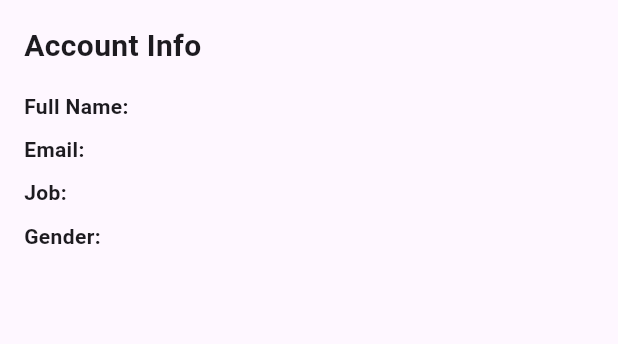
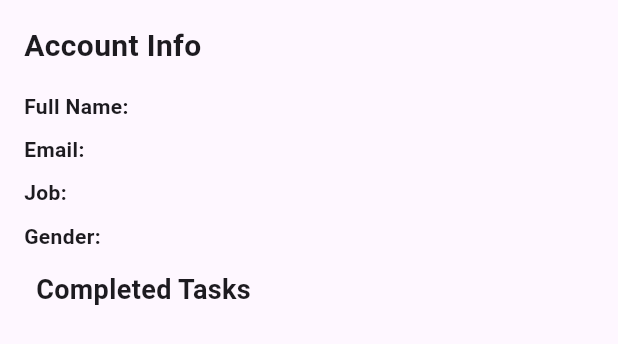
Before and after one commit to Adham167/taskly_iti_day7_lab, a Flutter app: the ProfileTap widget shown alone on an empty page, opened directly, on a phone screen of 412 x 824 dp. Shown: the top 344 px of the screen. Run offline on Flutter 3.47's test engine with Material 3 defaults, Android fonts, the light colour scheme and no system bars; our stand-ins replace shared_preferences; accounts and stored records are empty.

Commit message:
add completed tasks list to profile tap

```diff
--- /dev/null
+++ b/lib/models/completed_task.dart
@@ -0,0 +1,6 @@
+
+import 'package:multi_creen_flutter_app/models/task_model.dart';
+
+class CompletedTasksStore {
+  static final List<Task> completedTasks = [];
+}
--- a/lib/views/home_view.dart
+++ b/lib/views/home_view.dart
@@ -94,10 +94,10 @@ class _HomeViewState extends State<HomeView> {
                 crossAxisAlignment: CrossAxisAlignment.start,
                 children: [
                   Text(
-                    "${userFirstName} ${userlastName}",
+                    "$userFirstName $userlastName",
                     style: TextStyle(fontSize: 24),
                   ),
-                  Text("${userJopTitle}", style: TextStyle(fontSize: 24)),
+                  Text(userJopTitle, style: TextStyle(fontSize: 24)),
                 ],
               ),
             ),
--- a/lib/widgets/profile_tap.dart
+++ b/lib/widgets/profile_tap.dart
@@ -1,4 +1,5 @@
 import 'package:flutter/material.dart';
+import 'package:multi_creen_flutter_app/models/completed_task.dart';
 import 'package:shared_preferences/shared_preferences.dart';
 
 class ProfileTap extends StatefulWidget {
@@ -9,6 +10,8 @@ class ProfileTap extends StatefulWidget {
 }
 
 class _ProfileTapState extends State<ProfileTap> {
+  final completedTasks = CompletedTasksStore.completedTasks;
+
   String firstName = '';
   String lastName = '';
   String email = '';
@@ -50,13 +53,38 @@ class _ProfileTapState extends State<ProfileTap> {
                   children: [
                     const Text(
                       "Account Info",
-                      style: TextStyle(fontSize: 20, fontWeight: FontWeight.bold),
+                      style: TextStyle(
+                        fontSize: 20,
+                        fontWeight: FontWeight.bold,
+                      ),
                     ),
                     const SizedBox(height: 12),
                     _buildInfoRow("Full Name", "$firstName $lastName"),
                     _buildInfoRow("Email", email),
                     _buildInfoRow("Job", job),
                     _buildInfoRow("Gender", gender),
+                    const Padding(
+                      padding: EdgeInsets.all(8.0),
+                      child: Text(
+                        "Completed Tasks",
+                        style: TextStyle(
+                          fontSize: 18,
+                          fontWeight: FontWeight.bold,
+                        ),
+                      ),
+                    ),
+                    ListView.builder(
+                      shrinkWrap: true,
+                      physics: NeverScrollableScrollPhysics(),
+                      itemCount: completedTasks.length,
+                      itemBuilder: (context, index) {
+                        final task = completedTasks[index];
+                        return ListTile(
+                          title: Text(task.name),
+                          subtitle: Text('Created by: ${task.createdBy}'),
+                        );
+                      },
+                    ),
                   ],
                 ),
               ),
--- a/lib/widgets/task_tap.dart
+++ b/lib/widgets/task_tap.dart
@@ -1,4 +1,5 @@
 import 'package:flutter/material.dart';
+import 'package:multi_creen_flutter_app/models/completed_task.dart';
 import 'package:multi_creen_flutter_app/models/task_model.dart';
 import 'package:shared_preferences/shared_preferences.dart';
 
@@ -11,7 +12,8 @@ class TasksTap extends StatefulWidget {
 
 class _TasksTapState extends State<TasksTap> {
   final TextEditingController _taskController = TextEditingController();
-  List<Task> _tasks = [];
+  static final List<Task> _tasks = [];
+  List<Task> completedTasks = [];
   String _fullName = '';
 
   @override
@@ -40,6 +42,11 @@ class _TasksTapState extends State<TasksTap> {
   }
 
   void _deleteTask(int index) {
+    final task = _tasks[index];
+    if (task.isCompleted) {
+      CompletedTasksStore.completedTasks.remove(task);
+    }
+
     setState(() {
       _tasks.removeAt(index);
     });
@@ -48,6 +55,11 @@ class _TasksTapState extends State<TasksTap> {
   void _toggleComplete(int index) {
     setState(() {
       _tasks[index].isCompleted = !_tasks[index].isCompleted;
+      if (_tasks[index].isCompleted) {
+        CompletedTasksStore.completedTasks.add(_tasks[index]);
+      } else {
+        CompletedTasksStore.completedTasks.remove(_tasks[index]);
+      }
     });
   }
 
```
Also changed, not shown: 1 other file.
